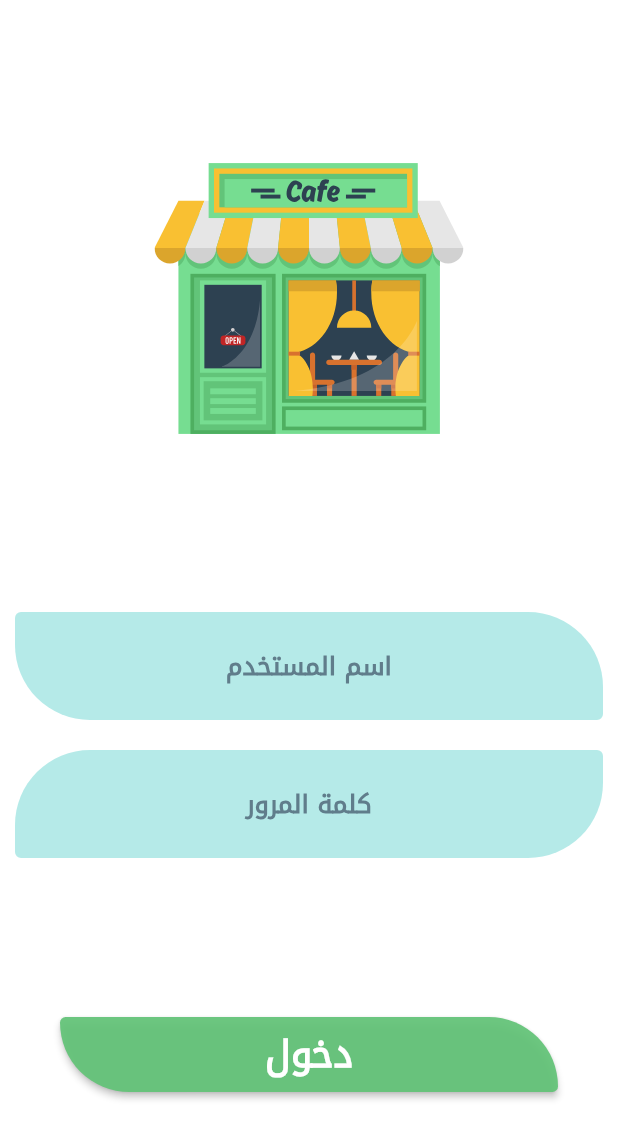
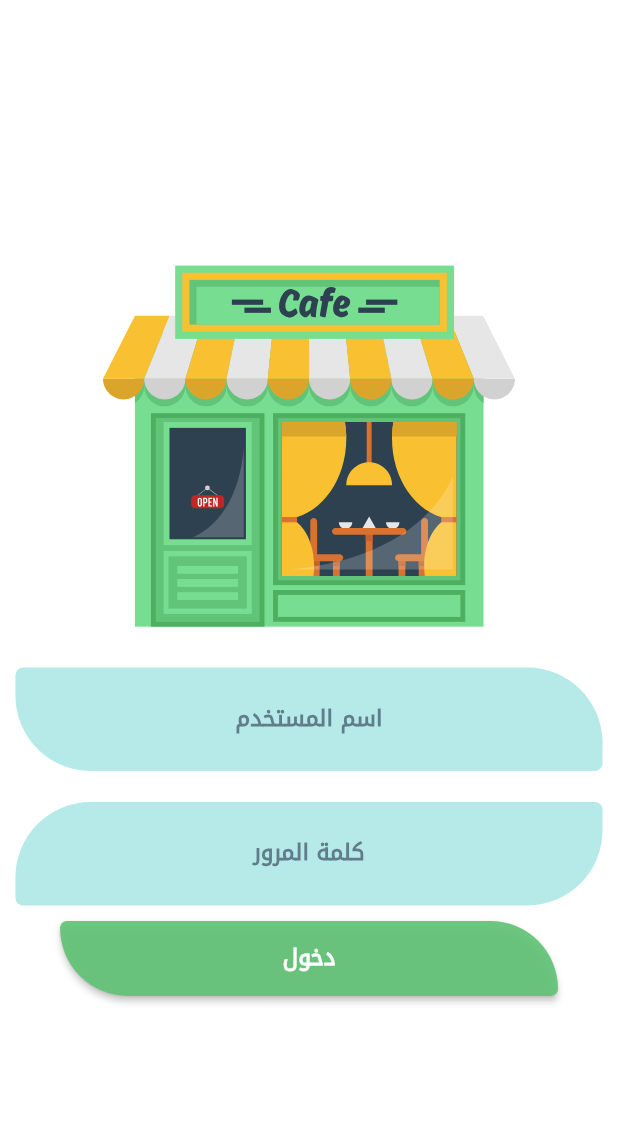
Before and after one commit to aaldeen218/cafee, a Flutter app: the screen it shows after launch, on a phone screen of 412 x 824 dp. Shown: the top 1139 px of the screen. Run offline on Flutter 3.47's test engine with Material 2 defaults, Android fonts, the phone set to English and light mode, and no system bars; our stand-ins replace flutter_svg, get, pdf, printing, shared_preferences; missing offline and left inert: dart:ffi.

Commit message:
size_Dimensions2

```diff
--- a/lib/Login/login.dart
+++ b/lib/Login/login.dart
@@ -1,4 +1,5 @@
 import 'package:cafee/MyHomeScreen.dart';
+import 'package:cafee/dimension.dart';
 import 'package:cafee/mainColor.dart';
 import 'package:http/http.dart' as http;
 import 'dart:convert';
@@ -55,14 +56,15 @@ class _loginState extends State<login> {
               ? Align(
                   alignment: Alignment.center,
                   child: SizedBox(
-                    height: 100,
-                    width: 100,
+                    height: Dimensions.Size_50 * 2,
+                    width: Dimensions.Size_50 * 2,
                     child: CircularProgressIndicator(
                       color: Colors.blue,
-                      strokeWidth: 15,
+                      strokeWidth: Dimensions.Size_30 / 2,
                     ),
                   ))
               : Center(
+                  child: SingleChildScrollView(
                     child: Column(
                       mainAxisAlignment: MainAxisAlignment.spaceEvenly,
                       children: [
@@ -73,7 +75,8 @@ class _loginState extends State<login> {
                                 children: [
                                   Text(
                                     "معلومات الاتصال",
-                                  style: TextStyle(fontWeight: FontWeight.bold),
+                                    style:
+                                        TextStyle(fontWeight: FontWeight.bold),
                                     textAlign: TextAlign.center,
                                   ),
                                   Divider(
@@ -88,10 +91,14 @@ class _loginState extends State<login> {
                                     decoration: InputDecoration(
                                         border: OutlineInputBorder(
                                           borderRadius: BorderRadius.only(
-                                            topRight: Radius.circular(50),
-                                            bottomLeft: Radius.circular(50),
-                                            topLeft: Radius.circular(4),
-                                            bottomRight: Radius.circular(4)),
+                                              topRight: Radius.circular(
+                                                  Dimensions.Size_50),
+                                              bottomLeft: Radius.circular(
+                                                  Dimensions.Size_50),
+                                              topLeft: Radius.circular(
+                                                  Dimensions.Size_10 / 2),
+                                              bottomRight: Radius.circular(
+                                                  Dimensions.Size_10 / 2)),
                                           borderSide: BorderSide(
                                             width: 0,
                                             style: BorderStyle.none,
@@ -104,7 +111,7 @@ class _loginState extends State<login> {
                                         )),
                                     textAlign: TextAlign.center,
                                     style: TextStyle(
-                                      fontSize: 17,
+                                        fontSize: Dimensions.Size_30 / 2,
                                         color: Colors.black,
                                         fontWeight: FontWeight.w900),
                                   ),
@@ -133,8 +140,8 @@ class _loginState extends State<login> {
                                                     await SharedPreferences
                                                         .getInstance();
 
-                                              pref.setString(
-                                                  "http", myControllerIP.text);
+                                                pref.setString("http",
+                                                    myControllerIP.text);
                                                 globals.mysh();
                                                 // globals.http = myController.text;
 
@@ -158,15 +165,15 @@ class _loginState extends State<login> {
                           },
                           child: SvgPicture.asset(
                             'assets/images/cafe_svg.svg',
-                          height: MediaQuery.of(context).size.height / 4,
-                          width: MediaQuery.of(context).size.height / 4,
+                            height: Dimensions.screenHeight / 3,
+                            width: Dimensions.screenHeight / 3,
                           ),
                         ),
                         SingleChildScrollView(
                           child: Column(
                             children: [
                               Container(
-                              margin: EdgeInsets.all(10),
+                                margin: EdgeInsets.all(Dimensions.Size_10),
                                 child: TextField(
                                   controller: myController,
                                   keyboardType: TextInputType.text,
@@ -174,10 +181,14 @@ class _loginState extends State<login> {
                                   decoration: InputDecoration(
                                       border: OutlineInputBorder(
                                         borderRadius: BorderRadius.only(
-                                          topRight: Radius.circular(50),
-                                          bottomLeft: Radius.circular(50),
-                                          topLeft: Radius.circular(4),
-                                          bottomRight: Radius.circular(4)),
+                                            topRight: Radius.circular(
+                                                Dimensions.Size_50),
+                                            bottomLeft: Radius.circular(
+                                                Dimensions.Size_50),
+                                            topLeft: Radius.circular(
+                                                Dimensions.Size_10 / 2),
+                                            bottomRight: Radius.circular(
+                                                Dimensions.Size_10 / 2)),
                                         borderSide: BorderSide(
                                           width: 0,
                                           style: BorderStyle.none,
@@ -192,13 +203,13 @@ class _loginState extends State<login> {
                                       )),
                                   textAlign: TextAlign.center,
                                   style: TextStyle(
-                                    fontSize: 17,
+                                      fontSize: Dimensions.Size_30 / 2,
                                       color: Colors.black,
                                       fontWeight: FontWeight.w900),
                                 ),
                               ),
                               Container(
-                              margin: EdgeInsets.all(10),
+                                margin: EdgeInsets.all(Dimensions.Size_10),
                                 child: TextField(
                                   controller: myController2,
                                   keyboardType: TextInputType.text,
@@ -206,10 +217,14 @@ class _loginState extends State<login> {
                                   decoration: InputDecoration(
                                       border: OutlineInputBorder(
                                         borderRadius: BorderRadius.only(
-                                          bottomRight: Radius.circular(50),
-                                          topLeft: Radius.circular(50),
-                                          bottomLeft: Radius.circular(4),
-                                          topRight: Radius.circular(4)),
+                                            bottomRight: Radius.circular(
+                                                Dimensions.Size_50),
+                                            topLeft: Radius.circular(
+                                                Dimensions.Size_50),
+                                            bottomLeft: Radius.circular(
+                                                Dimensions.Size_10 / 2),
+                                            topRight: Radius.circular(
+                                                Dimensions.Size_10 / 2)),
                                         borderSide: BorderSide(
                                           width: 0,
                                           style: BorderStyle.none,
@@ -224,7 +239,7 @@ class _loginState extends State<login> {
                                       )),
                                   textAlign: TextAlign.center,
                                   style: TextStyle(
-                                    fontSize: 17,
+                                      fontSize: Dimensions.Size_30 / 2,
                                       color: Colors.black,
                                       fontWeight: FontWeight.w900),
                                 ),
@@ -243,10 +258,14 @@ class _loginState extends State<login> {
                               shape: MaterialStateProperty.all(
                                   RoundedRectangleBorder(
                                       borderRadius: BorderRadius.only(
-                                        topRight: Radius.circular(50),
-                                        bottomLeft: Radius.circular(50),
-                                        bottomRight: Radius.circular(4),
-                                        topLeft: Radius.circular(4)))),
+                                          topRight: Radius.circular(
+                                              Dimensions.Size_50),
+                                          bottomLeft: Radius.circular(
+                                              Dimensions.Size_50),
+                                          bottomRight: Radius.circular(
+                                              Dimensions.Size_10 / 2),
+                                          topLeft: Radius.circular(
+                                              Dimensions.Size_10 / 2)))),
                               foregroundColor:
                                   MaterialStateProperty.all(Color(0xff000000)),
 
@@ -282,7 +301,8 @@ class _loginState extends State<login> {
                                       ],
                                     ),
                                   );
-                                ScaffoldMessenger.of(context).showSnackBar(bar);
+                                  ScaffoldMessenger.of(context)
+                                      .showSnackBar(bar);
                                 } else {
                                   setState(() {
                                     isLoading = true;
@@ -296,12 +316,13 @@ class _loginState extends State<login> {
                               "دخول",
                               style: TextStyle(
                                   color: Colors.white,
-                                fontSize: 25,
+                                  fontSize: Dimensions.Size_30 / 2,
                                   fontWeight: FontWeight.w900),
                             ),
                           ),
                         )
                       ],
+                    ),
                   ),
                 ),
         ],
```
Also changed, not shown: lib/MyHomeScreen.dart (+34 -15 lines). Lines whose indentation alone changed are shown as unchanged.
